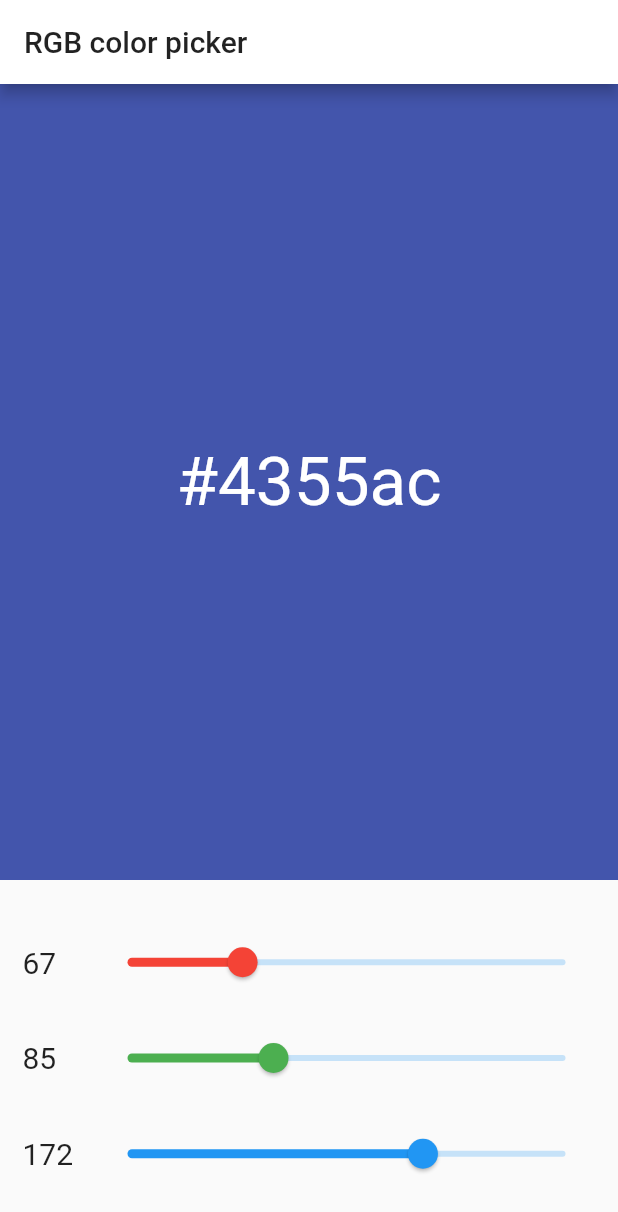
After one commit to undeadspez/android-dev-pr1, a Flutter app: the screen it shows after launch, on a phone screen of 412 x 824 dp. The commit adds this screen. Shown: the top 1212 px of the screen. Run offline on Flutter 3.47's test engine with Material 2 defaults, Android fonts, the phone set to English and light mode, and no system bars.

Commit message:
Add landscape layout

```diff
--- /dev/null
+++ b/lib/layouts/portrait_layout.dart
@@ -0,0 +1,116 @@
+import 'package:flutter/material.dart';
+
+import '../screen_utils.dart';
+import '../custom_track_shape.dart';
+
+class PortraitLayout extends StatefulWidget {
+  PortraitLayout({Key key}) : super(key: key);
+
+  @override
+  _PortraitLayoutState createState() => _PortraitLayoutState();
+}
+
+class _PortraitLayoutState extends State<PortraitLayout> with ScreenUtils {
+  int _a = 255;
+  int _r = 67;
+  int _g = 85;
+  int _b = 172;
+
+  get r => _r;
+  set r(int val) => setState(() => _r = val);
+
+  get g => _g;
+  set g(int val) => setState(() => _g = val);
+
+  get b => _b;
+  set b(int val) => setState(() => _b = val);
+
+  Color get color {
+    return Color.fromARGB(_a, _r, _g, _b);
+  }
+
+  String get hexColor {
+    padHex(int x) => x.toRadixString(16).padLeft(2, '0');
+    return "#${padHex(_r)}${padHex(_g)}${padHex(_b)}";
+  }
+
+  @override
+  Widget build(BuildContext context) {
+    return Column(
+      crossAxisAlignment: CrossAxisAlignment.center,
+      mainAxisSize: MainAxisSize.max,
+      mainAxisAlignment: MainAxisAlignment.end,
+      children: <Widget>[
+        _buildColorPanel(),
+        _buildSliderPanel()
+      ]
+    );
+  }
+
+  Widget _buildColorPanel() {
+    final textColor = color.computeLuminance() >= 0.5 ? Colors.black : Colors.white;
+
+    return Expanded(
+      child: Container(
+        color: color,
+        child: Center(
+          child: Text(hexColor,
+            style: Theme.of(context)
+                .textTheme
+                .display2
+                .apply(color: textColor)
+          )
+        )
+      )
+    );
+  }
+
+  Widget _buildSliderPanel() {
+    return Container(
+      height: effectiveScreenHeight(context, dividedBy: 3),
+      padding: EdgeInsets.only(left: 15, right: 15, top: 15, bottom: 15),
+      child: Column(
+        mainAxisAlignment: MainAxisAlignment.spaceEvenly,
+        children: <Widget>[
+          _buildSliderRow(get: () => _r, set: (x) => _r = x, activeColor: Colors.red),
+          _buildSliderRow(get: () => _g, set: (x) => _g = x, activeColor: Colors.green),
+          _buildSliderRow(get: () => _b, set: (x) => _b = x, activeColor: Colors.blue)
+        ]
+      )
+    );
+  }
+
+  Widget _buildSlider({int Function() get, Function(int) set, Color activeColor}) {
+    return SliderTheme(
+      data: SliderThemeData(
+        trackShape: CustomTrackShape(),
+      ),
+      child: Slider(
+        min: 0.0,
+        max: 255.0,
+        value: get().toDouble(),
+        onChanged: (double x) => setState(() => set(x.toInt())),
+        activeColor: activeColor
+      )
+    );
+  }
+
+  Widget _buildSliderRow({int Function() get, Function(int) set, Color activeColor}) {
+    return Row(
+      mainAxisAlignment: MainAxisAlignment.spaceBetween,
+      children: <Widget>[
+        Container(
+          alignment: Alignment.centerLeft,
+          width: 35,
+          margin: EdgeInsets.only(right: 15),
+          child: Text(get().toString(),
+            style: TextStyle(fontSize: 20)
+          )
+        ),
+        Expanded(
+          child: _buildSlider(get: get, set: set, activeColor: activeColor)
+        )
+      ]
+    );
+  }
+}
--- a/lib/main.dart
+++ b/lib/main.dart
@@ -1,143 +1,40 @@
 import 'package:flutter/material.dart';
-import 'package:flutter/rendering.dart';
-
-import './screen_utils.dart';
-import './custom_track_shape.dart';
+import 'layouts/portrait_layout.dart';
+import 'layouts/landscape_layout.dart';
 
 void main() => runApp(MyApp());
 
 class MyApp extends StatelessWidget {
+  final title = 'RGB color picker';
+
   @override
   Widget build(BuildContext context) {
     return MaterialApp(
-      title: 'Flutter Demo',
+      title: title,
       theme: ThemeData(
         primaryColor: Colors.white,
       ),
-      home: MyHomePage(title: 'RGB Color picker'),
+      home: Scaffold(
+        appBar: AppBar(
+          title: Text(title)
+        ),
+        body: HomePage()
+      )
     );
   }
 }
 
-class MyHomePage extends StatefulWidget {
-  MyHomePage({Key key, this.title}) : super(key: key);
-
-  final String title;
-
-  @override
-  _MyHomePageState createState() => _MyHomePageState();
-}
-
-class _MyHomePageState extends State<MyHomePage> with ScreenUtils {
-  int _a = 255;
-  int _r = 67;
-  int _g = 85;
-  int _b = 172;
-
-  get r => _r;
-  set r(int val) => setState(() => _r = val);
-
-  get g => _g;
-  set g(int val) => setState(() => _g = val);
-
-  get b => _b;
-  set b(int val) => setState(() => _b = val);
-
-  Color get color {
-    return Color.fromARGB(_a, _r, _g, _b);
-  }
-
-  String get hexColor {
-    padHex(int x) => x.toRadixString(16).padLeft(2, '0');
-    return "#${padHex(_r)}${padHex(_g)}${padHex(_b)}";
-  }
+class HomePage extends StatelessWidget {
+  HomePage({Key key}) : super(key: key);
 
   @override
   Widget build(BuildContext context) {
-    return Scaffold(
-      appBar: AppBar(
-        title: Text(widget.title)
-      ),
-      body: OrientationBuilder(
-        builder: (BuildContext context, Orientation orientation) {
-          return Column(
-            crossAxisAlignment: CrossAxisAlignment.center,
-            mainAxisSize: MainAxisSize.max,
-            mainAxisAlignment: MainAxisAlignment.end,
-            children: <Widget>[
-              _buildColorPanel(),
-              _buildSliderPanel()
-            ]
-          );
-        }
-      )
-    );
-  }
-
-  Widget _buildColorPanel() {
-    final textColor = color.computeLuminance() >= 0.5 ? Colors.black : Colors.white;
-
-    return Expanded(
-      child: Container(
-        color: color,
-        child: Center(
-          child: Text(hexColor,
-            style: Theme.of(context)
-                .textTheme
-                .display2
-              .apply(color: textColor)
-          )
-        ),
-      )
-    );
-  }
-
-  Widget _buildSliderPanel() {
-    return Container(
-      height: effectiveScreenHeight(context, dividedBy: 3),
-      padding: EdgeInsets.only(left: 15, right: 15, top: 15, bottom: 15),
-      child: Column(
-        mainAxisAlignment: MainAxisAlignment.spaceBetween,
-        children: <Widget>[
-          _buildSliderRow(get: () => _r, set: (x) => _r = x, activeColor: Colors.red),
-          _buildSliderRow(get: () => _g, set: (x) => _g = x, activeColor: Colors.green),
-          _buildSliderRow(get: () => _b, set: (x) => _b = x, activeColor: Colors.blue)
-        ],
-      )
-    );
-  }
-
-  Widget _buildSlider({int Function() get, Function(int) set, Color activeColor}) {
-    return SliderTheme(
-      data: SliderThemeData(
-        trackShape: CustomTrackShape(),
-      ),
-      child: Slider(
-        min: 0.0,
-        max: 255.0,
-        value: get().toDouble(),
-        onChanged: (double x) => setState(() => set(x.toInt())),
-        activeColor: activeColor,
-      )
-    );
-  }
-
-  Widget _buildSliderRow({int Function() get, Function(int) set, Color activeColor}) {
-    return Row(
-      mainAxisAlignment: MainAxisAlignment.spaceBetween,
-      children: <Widget>[
-        Container(
-          alignment: Alignment.centerLeft,
-          width: 35,
-          margin: EdgeInsets.only(right: 15),
-          child: Text(get().toString(),
-            style: TextStyle(fontSize: 20)
-          ),
-        ),
-        Expanded(
-          child: _buildSlider(get: get, set: set, activeColor: activeColor)
-        ),
-      ],
+    return OrientationBuilder(
+      builder: (BuildContext context, Orientation orientation) {
+        return orientation == Orientation.portrait
+          ? PortraitLayout()
+          : LandscapeLayout();
+      }
     );
   }
 }
```
Also changed, not shown: lib/layouts/landscape_layout.dart (added, +116 -0 lines).
